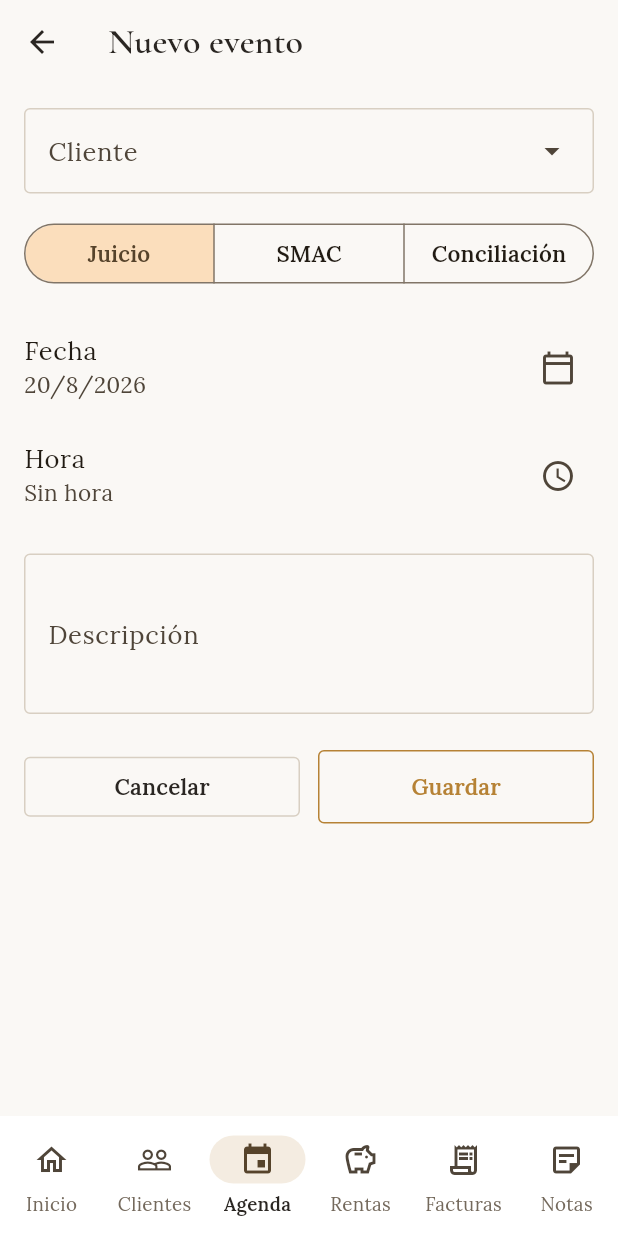
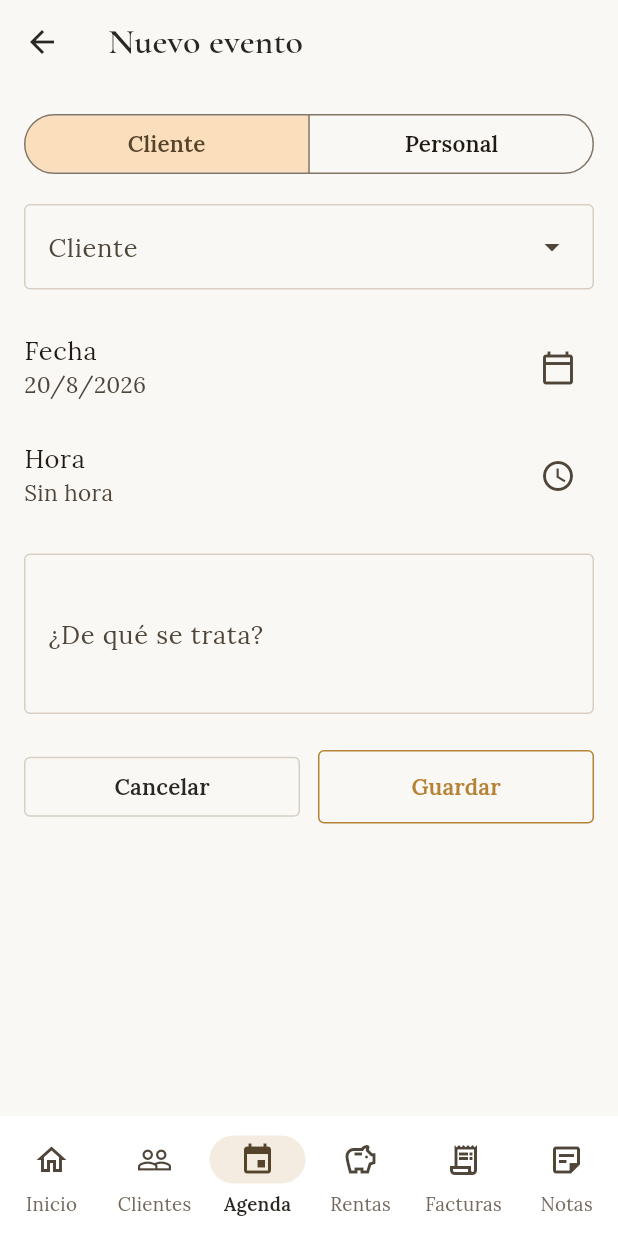
Before and after one commit to AinhoaTomass/tus-juicios, a Flutter app: the EventoFormularioScreen screen opened by its route, on a phone screen of 412 x 824 dp. Run offline on Flutter 3.47's test engine with Material 3 defaults, Android fonts, the phone set to English and light mode, and no system bars; our stand-ins replace file_picker, flutter_local_notifications, flutter_riverpod, go_router, google_fonts, pdf and 5 more; accounts and stored records are empty; generated files the repository leaves out were written again.

Commit message:
Permitir eventos de agenda sin cliente asociado
Se puede elegir entre "Cliente" o "Personal" al crear un evento
(p.ej. una cita médica). El picker de Juicio/SMAC/Conciliación
desaparece; en su lugar hay un cuadro de texto libre y obligatorio
para indicar de qué se trata. En Supabase, cliente_id de eventos
pasa a ser opcional y la tabla gana un owner_id (igual que Notas)
para que RLS siga filtrando por auth.uid() sin depender del cliente.

Co-Authored-By: Claude Sonnet 5 <noreply@anthropic.com>

```diff
--- a/lib/core/notificaciones/notificaciones_service.dart
+++ b/lib/core/notificaciones/notificaciones_service.dart
@@ -58,12 +58,6 @@ class NotificacionesService {
     _inicializado = true;
   }
 
-  String _etiquetaTipoEvento(TipoEvento tipo) => switch (tipo) {
-        TipoEvento.juicio => 'Juicio',
-        TipoEvento.smac => 'SMAC',
-        TipoEvento.conciliacion => 'Conciliación',
-      };
-
   tz.TZDateTime _aLasHoras(DateTime fecha, int hora) =>
       tz.TZDateTime(tz.local, fecha.year, fecha.month, fecha.day, hora);
 
@@ -93,7 +87,8 @@ class NotificacionesService {
         await _plugin.zonedSchedule(
           id: id++,
           title: _tituloAviso('Cita', config.citasDiasAntes),
-          body: '${evento.clienteNombre ?? 'Cliente'} · ${_etiquetaTipoEvento(evento.tipo)}'
+          body: '${evento.clienteNombre ?? evento.descripcion ?? 'Personal'}'
+              '${evento.clienteNombre != null && evento.descripcion != null ? ' · ${evento.descripcion}' : ''}'
               '${evento.hora != null ? ' a las ${evento.hora}' : ''}',
           scheduledDate: aviso,
           notificationDetails: _detalles,
--- a/lib/features/agenda/data/evento_mapper.dart
+++ b/lib/features/agenda/data/evento_mapper.dart
@@ -5,6 +5,7 @@ extension TipoEventoValor on TipoEvento {
         TipoEvento.juicio => 'Juicio',
         TipoEvento.smac => 'SMAC',
         TipoEvento.conciliacion => 'Conciliacion',
+        TipoEvento.otro => 'Otro',
       };
 }
 
@@ -12,13 +13,14 @@ TipoEvento _tipoEventoDesde(String valor) => switch (valor) {
       'Juicio' => TipoEvento.juicio,
       'SMAC' => TipoEvento.smac,
       'Conciliacion' => TipoEvento.conciliacion,
+      'Otro' => TipoEvento.otro,
       _ => throw ArgumentError('Tipo de evento desconocido: $valor'),
     };
 
 extension EventoMapper on Map<String, dynamic> {
   Evento toEvento() => Evento(
         id: this['id'] as String,
-        clienteId: this['cliente_id'] as String,
+        clienteId: this['cliente_id'] as String?,
         tipo: _tipoEventoDesde(this['tipo'] as String),
         fecha: DateTime.parse(this['fecha'] as String),
         hora: this['hora'] as String?,
--- a/lib/features/agenda/domain/evento.dart
+++ b/lib/features/agenda/domain/evento.dart
@@ -1,9 +1,9 @@
-enum TipoEvento { juicio, smac, conciliacion }
+enum TipoEvento { juicio, smac, conciliacion, otro }
 
 class Evento {
   const Evento({
     required this.id,
-    required this.clienteId,
+    this.clienteId,
     required this.tipo,
     required this.fecha,
     this.hora,
@@ -12,7 +12,9 @@ class Evento {
   });
 
   final String id;
-  final String clienteId;
+
+  /// Nulo cuando el evento no está vinculado a ningún cliente (p.ej. una cita médica).
+  final String? clienteId;
   final TipoEvento tipo;
   final DateTime fecha;
 
--- a/lib/features/agenda/presentation/agenda_screen.dart
+++ b/lib/features/agenda/presentation/agenda_screen.dart
@@ -22,17 +22,10 @@ class _AgendaScreenState extends ConsumerState<AgendaScreen> {
   bool _mismoDia(DateTime a, DateTime b) =>
       a.year == b.year && a.month == b.month && a.day == b.day;
 
-  String _etiquetaTipo(TipoEvento tipo) => switch (tipo) {
-        TipoEvento.juicio => 'Juicio',
-        TipoEvento.smac => 'SMAC',
-        TipoEvento.conciliacion => 'Conciliación',
-      };
+  String _etiquetaVinculo(Evento evento) => evento.clienteId != null ? 'Cliente' : 'Personal';
 
-  EstadoTono _tonoTipo(TipoEvento tipo) => switch (tipo) {
-        TipoEvento.juicio => EstadoTono.urgente,
-        TipoEvento.smac => EstadoTono.aviso,
-        TipoEvento.conciliacion => EstadoTono.neutro,
-      };
+  EstadoTono _tonoVinculo(Evento evento) =>
+      evento.clienteId != null ? EstadoTono.neutro : EstadoTono.aviso;
 
   @override
   Widget build(BuildContext context) {
@@ -92,10 +85,13 @@ class _AgendaScreenState extends ConsumerState<AgendaScreen> {
                                     crossAxisAlignment: CrossAxisAlignment.start,
                                     children: [
                                       Text(
-                                        evento.clienteNombre ?? 'Cliente',
+                                        evento.clienteNombre ??
+                                            evento.descripcion ??
+                                            'Evento personal',
                                         style: Theme.of(context).textTheme.titleMedium,
                                       ),
-                                      if (evento.descripcion != null) ...[
+                                      if (evento.clienteNombre != null &&
+                                          evento.descripcion != null) ...[
                                         const SizedBox(height: 4),
                                         Text(
                                           evento.descripcion!,
@@ -113,8 +109,8 @@ class _AgendaScreenState extends ConsumerState<AgendaScreen> {
                                   ),
                                 ),
                                 EstadoChip(
-                                  label: _etiquetaTipo(evento.tipo),
-                                  tono: _tonoTipo(evento.tipo),
+                                  label: _etiquetaVinculo(evento),
+                                  tono: _tonoVinculo(evento),
                                 ),
                               ],
                             ),
--- a/lib/features/agenda/presentation/evento_formulario_screen.dart
+++ b/lib/features/agenda/presentation/evento_formulario_screen.dart
@@ -21,9 +21,10 @@ class EventoFormularioScreen extends ConsumerStatefulWidget {
 class _EventoFormularioScreenState extends ConsumerState<EventoFormularioScreen> {
   final _formKey = GlobalKey<FormState>();
   final _descripcionCtrl = TextEditingController();
+  bool _esCliente = true;
   String? _clienteId;
   String? _clienteError;
-  TipoEvento _tipo = TipoEvento.juicio;
+  TipoEvento _tipo = TipoEvento.otro;
   DateTime _fecha = DateTime.now();
   TimeOfDay? _hora;
   bool _cargado = false;
@@ -46,6 +47,7 @@ class _EventoFormularioScreenState extends ConsumerState<EventoFormularioScreen>
 
   void _rellenarSiEsEdicion(Evento evento) {
     if (_cargado) return;
+    _esCliente = evento.clienteId != null;
     _clienteId = evento.clienteId;
     _tipo = evento.tipo;
     _fecha = evento.fecha;
@@ -79,13 +81,14 @@ class _EventoFormularioScreenState extends ConsumerState<EventoFormularioScreen>
   }
 
   Future<void> _guardar() async {
-    setState(() => _clienteError = _clienteId == null ? 'Obligatorio' : null);
-    if (!_formKey.currentState!.validate() || _clienteId == null) return;
+    setState(() => _clienteError = (_esCliente && _clienteId == null) ? 'Obligatorio' : null);
+    if (!_formKey.currentState!.validate()) return;
+    if (_esCliente && _clienteId == null) return;
 
     final repo = ref.read(eventoRepositoryProvider);
     final evento = Evento(
       id: widget.eventoId ?? '',
-      clienteId: _clienteId!,
+      clienteId: _esCliente ? _clienteId : null,
       tipo: _tipo,
       fecha: _fecha,
       hora: _hora == null
@@ -94,10 +97,19 @@ class _EventoFormularioScreenState extends ConsumerState<EventoFormularioScreen>
       descripcion: _descripcionCtrl.text.trim().isEmpty ? null : _descripcionCtrl.text.trim(),
     );
 
+    try {
       if (widget.eventoId == null) {
         await repo.crearEvento(evento);
       } else {
         await repo.actualizarEvento(evento);
+      }
+    } catch (error) {
+      if (mounted) {
+        ScaffoldMessenger.of(context).showSnackBar(
+          SnackBar(content: Text('Error al guardar el evento: $error')),
+        );
+      }
+      return;
     }
 
     ref.invalidate(eventosListaProvider);
@@ -151,6 +163,23 @@ class _EventoFormularioScreenState extends ConsumerState<EventoFormularioScreen>
           child: ListView(
             padding: const EdgeInsets.all(16),
             children: [
+              SegmentedButton<bool>(
+                showSelectedIcon: false,
+                segments: const [
+                  ButtonSegment(value: true, label: Text('Cliente')),
+                  ButtonSegment(value: false, label: Text('Personal')),
+                ],
+                selected: {_esCliente},
+                onSelectionChanged: (seleccion) {
+                  setState(() {
+                    _esCliente = seleccion.first;
+                    if (!_esCliente) _clienteError = null;
+                  });
+                  _marcarSucio();
+                },
+              ),
+              const SizedBox(height: 16),
+              if (_esCliente) ...[
                 clientesAsync.when(
                   loading: () => const LinearProgressIndicator(),
                   error: (error, _) => Text('Error al cargar clientes: $error'),
@@ -172,20 +201,7 @@ class _EventoFormularioScreenState extends ConsumerState<EventoFormularioScreen>
                   ),
                 ),
                 const SizedBox(height: 16),
-              SegmentedButton<TipoEvento>(
-                showSelectedIcon: false,
-                segments: const [
-                  ButtonSegment(value: TipoEvento.juicio, label: Text('Juicio')),
-                  ButtonSegment(value: TipoEvento.smac, label: Text('SMAC')),
-                  ButtonSegment(value: TipoEvento.conciliacion, label: Text('Conciliación')),
               ],
-                selected: {_tipo},
-                onSelectionChanged: (seleccion) {
-                  setState(() => _tipo = seleccion.first);
-                  _marcarSucio();
-                },
-              ),
-              const SizedBox(height: 16),
               ListTile(
                 contentPadding: EdgeInsets.zero,
                 title: const Text('Fecha'),
@@ -207,8 +223,13 @@ class _EventoFormularioScreenState extends ConsumerState<EventoFormularioScreen>
               const SizedBox(height: 16),
               TextFormField(
                 controller: _descripcionCtrl,
-                decoration: const InputDecoration(labelText: 'Descripción'),
+                decoration: const InputDecoration(
+                  labelText: '¿De qué se trata?',
+                  hintText: 'p.ej. Juicio, SMAC, ir al médico…',
+                ),
                 maxLines: 3,
+                validator: (value) =>
+                    (value == null || value.trim().isEmpty) ? 'Obligatorio' : null,
               ),
               const SizedBox(height: 24),
               Row(
--- a/lib/features/inicio/presentation/inicio_screen.dart
+++ b/lib/features/inicio/presentation/inicio_screen.dart
@@ -10,7 +10,6 @@ import '../../../core/widgets/estado_chip.dart';
 import '../../../core/widgets/hairline_card.dart';
 import '../../../core/widgets/responsive_content.dart';
 import '../../../core/widgets/stat_tile.dart';
-import '../../agenda/domain/evento.dart';
 import '../../agenda/presentation/eventos_providers.dart';
 import '../../clientes/domain/cliente.dart';
 import '../../clientes/presentation/clientes_providers.dart';
@@ -57,12 +56,6 @@ class _InicioScreenState extends ConsumerState<InicioScreen> {
     final texto = DateFormat("EEEE, d 'de' MMMM", 'es_ES').format(DateTime.now());
     return texto[0].toUpperCase() + texto.substring(1);
   }
-
-  String _etiquetaTipoEvento(TipoEvento tipo) => switch (tipo) {
-        TipoEvento.juicio => 'Juicio',
-        TipoEvento.smac => 'SMAC',
-        TipoEvento.conciliacion => 'Conciliación',
-      };
 
   @override
   Widget build(BuildContext context) {
@@ -188,10 +181,10 @@ class _InicioScreenState extends ConsumerState<InicioScreen> {
               final deEventos = eventos.where((e) => !e.fecha.isBefore(ahora)).map<_ItemProximo>(
                     (e) => (
                       fecha: e.fecha,
-                      cliente: e.clienteNombre ?? 'Cliente',
+                      cliente: e.clienteNombre ?? e.descripcion ?? 'Evento personal',
                       subtitulo: '${e.fecha.day}/${e.fecha.month}/${e.fecha.year}'
                           '${e.hora != null ? ' · ${e.hora}' : ''}',
-                      etiqueta: _etiquetaTipoEvento(e.tipo),
+                      etiqueta: e.clienteId != null ? 'Cliente' : 'Personal',
                       tono: EstadoTono.neutro,
                       ruta: '/agenda/${e.id}/editar',
                     ),
```
Lines whose indentation alone changed are shown as unchanged.
